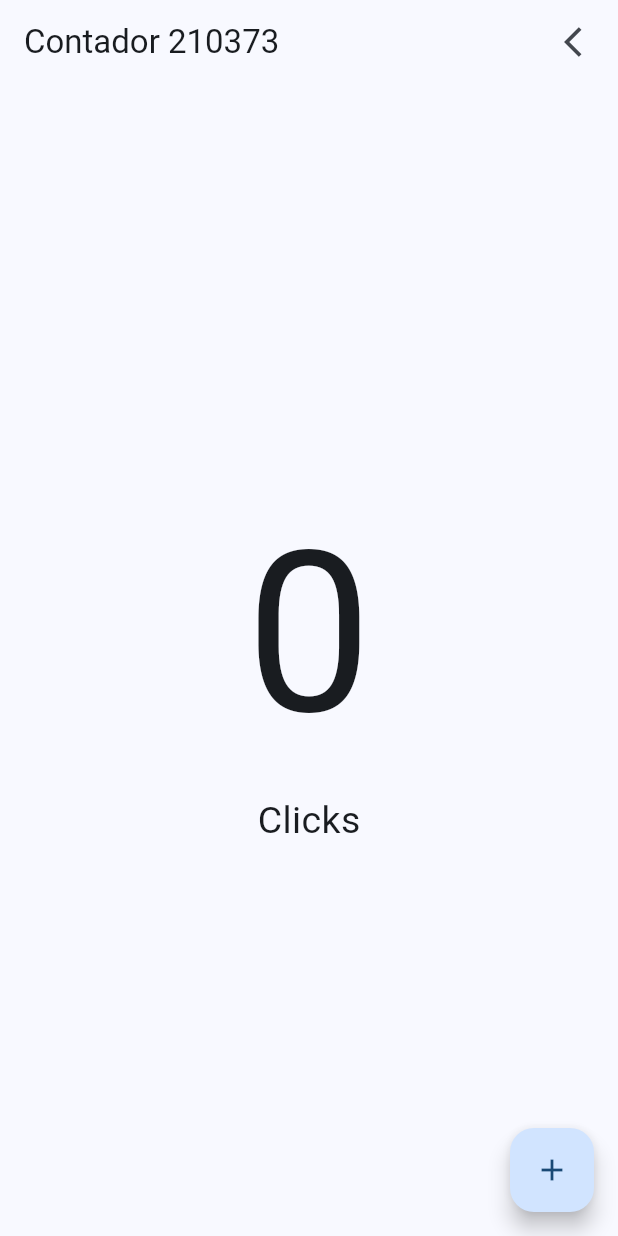
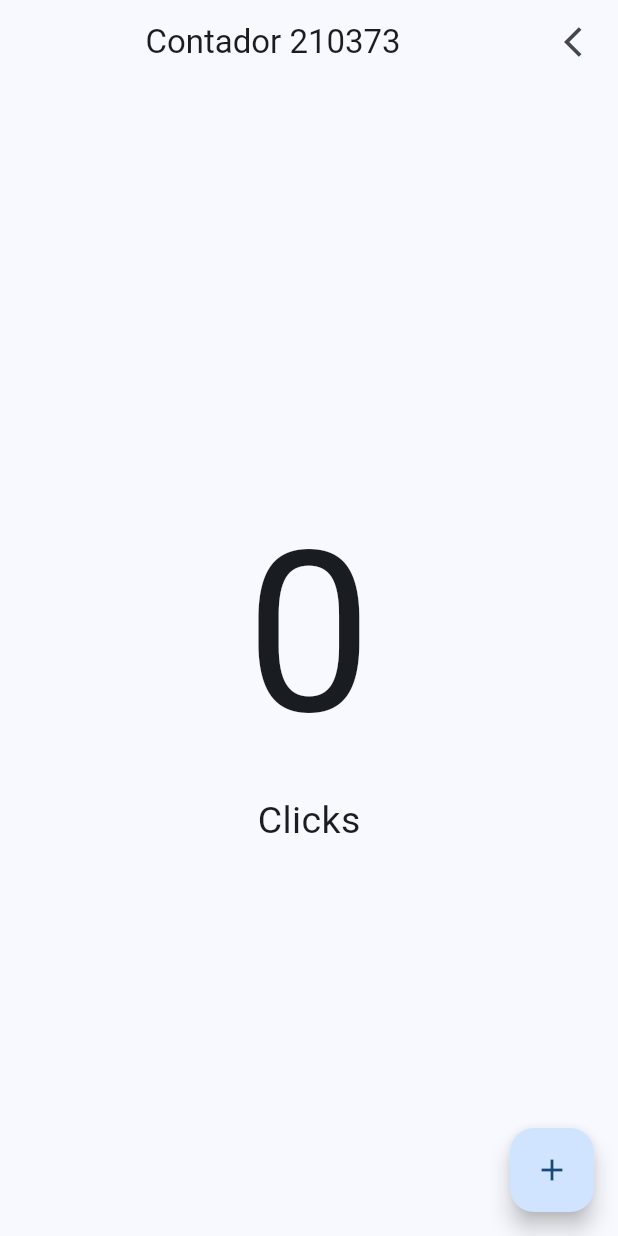
Before and after one commit to jjuancoo/DMI-10A-HelloWorld-Flutter, a Flutter app: the screen it shows after launch, on a phone screen of 412 x 824 dp. Run offline on Flutter 3.47's test engine with Material 3 defaults, Android fonts, the phone set to English and light mode, and no system bars.

Commit message:
Archivos de compilacion y comentarios

```diff
--- a/helloworld_app_210373/lib/presentation/screens/counter_screen.dart
+++ b/helloworld_app_210373/lib/presentation/screens/counter_screen.dart
@@ -17,7 +17,8 @@ class _CounterScreenState extends State<CounterScreen> {
   Widget build(BuildContext context) {
     return Scaffold(
       appBar: AppBar(
-        title: const Text('Contador 210373'),
+        //Cuando añadimos un center, necesitamos añadir el hijo: child o children
+        title: const Center(child: Text('Contador 210373')),
         actions: [
           IconButton(
             onPressed: () {
```
